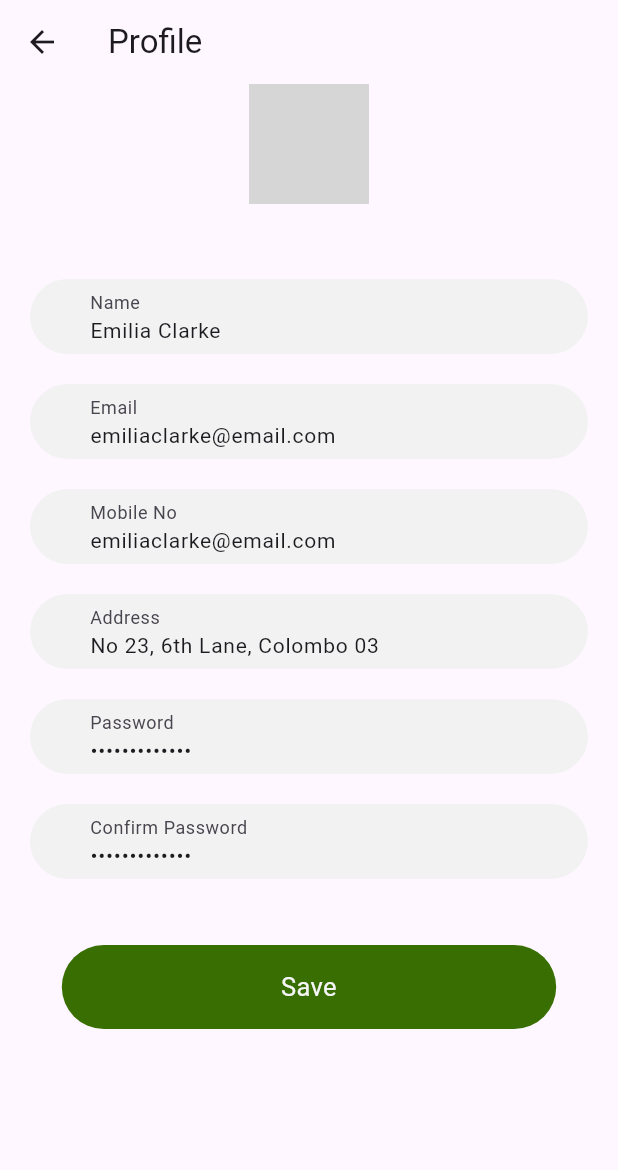
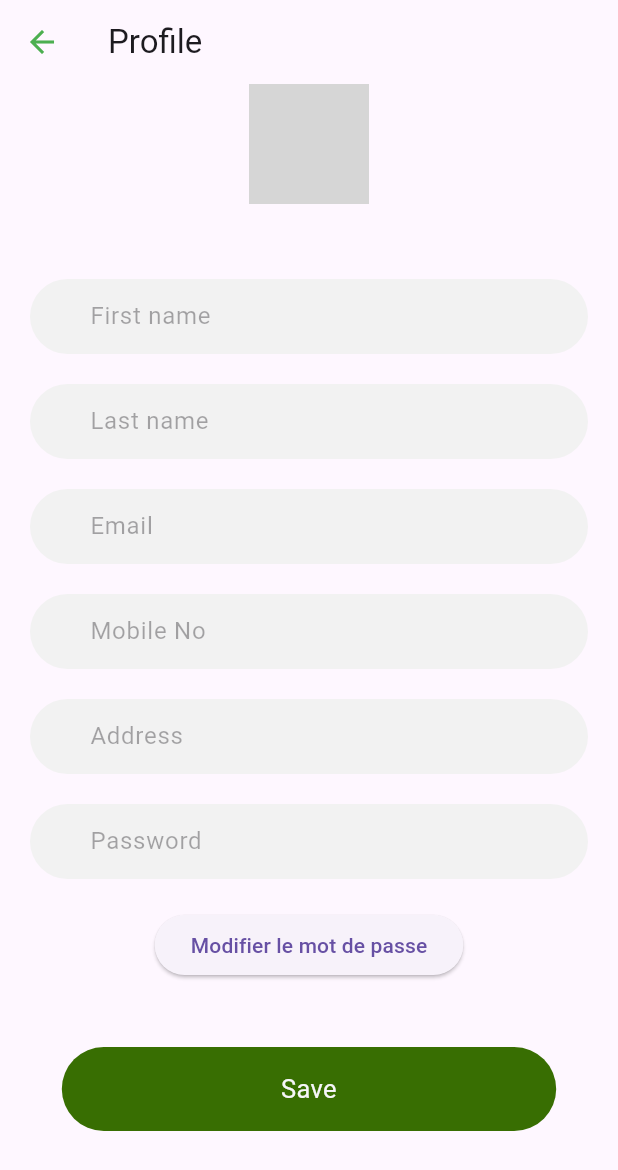
Before and after one commit to JulieMusique/Delivecrous-front, a Flutter app: the MainScreen screen opened directly with empty values, item 4 of the bottom bar chosen, on a phone screen of 412 x 824 dp. Shown: the top 1170 px of the screen. Run offline on Flutter 3.47's test engine with Material 3 defaults, Android fonts, the phone set to English and light mode, and no system bars; our stand-ins replace flutter_svg, lottie, rxdart; missing offline and left inert: bloc_pattern; network calls fail; Roboto replaces fonts that are missing (SF Pro Rounded); project files that could hold a hidden picture were left out; grey boxes are pictures that could not be loaded.

```diff
--- a/flutter_food_delivery_ui_kit-master/lib/home/main_screen.dart
+++ b/flutter_food_delivery_ui_kit-master/lib/home/main_screen.dart
@@ -52,7 +52,7 @@ class _MainScreenState extends State<MainScreen> {
       // Naviguez vers la quatrième page (par exemple, ProfilePage)
       Navigator.pushReplacement(
         context,
-        MaterialPageRoute(builder: (context) => ProfileScreen()),
+        MaterialPageRoute(builder: (context) => ProfileScreen(user:widget.user)),
       );
     }
   }
--- a/flutter_food_delivery_ui_kit-master/lib/login/profile/profile_screen.dart
+++ b/flutter_food_delivery_ui_kit-master/lib/login/profile/profile_screen.dart
@@ -1,10 +1,90 @@
 import 'package:flutter/material.dart';
+import 'package:flutter_ui_food_delivery_app/home/home_screen.dart';
+import 'package:flutter_ui_food_delivery_app/model/User.dart';
 import 'package:flutter_ui_food_delivery_app/widgets/custom_button.dart';
+import 'package:flutter_ui_food_delivery_app/widgets/custom_input.dart';
+import 'package:http/http.dart' as http;
 import '../../utils/colors.dart';
 import '../../utils/helper.dart';
 import '../../utils/routes.dart';
 
-class ProfileScreen extends StatelessWidget {
+class ProfileScreen extends StatefulWidget {
+  User user;
+
+  ProfileScreen({Key? key, required this.user}) : super(key: key);
+
+  @override
+  _ProfileScreenState createState() => _ProfileScreenState();
+}
+
+class _ProfileScreenState extends State<ProfileScreen> {
+  bool isPasswordEnabled = false;
+
+  final TextEditingController passwordController = TextEditingController();
+
+  @override
+  void initState() {
+    super.initState();
+  }
+
+  @override
+  void dispose() {
+    passwordController.dispose();
+    super.dispose();
+  }
+
+  void enablePasswordField() {
+    if (!isPasswordEnabled) {
+      setState(() {
+        isPasswordEnabled = true;
+        print(isPasswordEnabled);
+      });
+    }
+  }
+
+  bool isPasswordValid(String password) {
+    // Utilisation d'une expression régulière pour valider le mot de passe
+    final passwordRegex =
+        RegExp(r'^(?=.*[A-Z])(?=.*\d)(?!.*[&%$#@!])[A-Za-z\d&%$#@!]{8,12}$');
+    return passwordRegex.hasMatch(password);
+  }
+
+  Future<void> saveUser() async {
+    if (isPasswordEnabled) {
+      final password = passwordController.text;
+      if (!isPasswordValid(password)) {
+        ScaffoldMessenger.of(context).showSnackBar(
+          SnackBar(
+            content: Text(
+                'Le mot de passe n\'est pas valide. Le nombre de caractères doit être compris entre 8 et 12 avec une lettre maj minimum.'),
+            backgroundColor: Colors.red,
+          ),
+        );
+        return;
+      }
+      widget.user.password = password;
+      int? id = widget.user.id;
+      final response = await http.put(Uri.parse(
+          'http://localhost:8080/DelivCROUS/users/updatePassword/$id/$password'));
+      if (response.statusCode == 204) {
+        Navigator.pushReplacement(
+          context,
+          MaterialPageRoute(
+            builder: (context) => HomeScreen(user: widget.user),
+          ),
+        );
+      } else {
+        // Gestion d'autres erreurs
+        ScaffoldMessenger.of(context).showSnackBar(
+          SnackBar(
+            content: Text('Erreur lors de la modification du mot de passe.'),
+            backgroundColor: Colors.red,
+          ),
+        );
+      }
+    }
+  }
+
   @override
   Widget build(BuildContext context) {
     return Scaffold(
@@ -13,9 +93,15 @@ class ProfileScreen extends StatelessWidget {
         backgroundColor: Colors.transparent,
         elevation: 0,
         leading: IconButton(
-          icon: Icon(Icons.arrow_back), // Icône de retour
+          icon: Icon(Icons.arrow_back),
+          color: Colors.green, // Icône de retour
           onPressed: () {
-            Navigator.pushNamed(context, Routes.home);
+            Navigator.pushReplacement(
+              context,
+              MaterialPageRoute(
+                builder: (context) => HomeScreen(user: widget.user,),
+              ),
+            );
           }, // Retour à la page précédente
         ),
       ),
@@ -50,8 +136,8 @@ class ProfileScreen extends StatelessWidget {
                                 height: 20,
                                 width: 80,
                                 color: Colors.black.withOpacity(0.3),
-                                child: Image.asset(Helper.getAssetName(
-                                    "camera.png")),
+                                child: Image.asset(
+                                    Helper.getAssetName("camera.png")),
                               ),
                             )
                           ],
@@ -65,8 +151,17 @@ class ProfileScreen extends StatelessWidget {
                       ),
                       // Champ de formulaire personnalisé pour le nom
                       CustomFormInput(
-                        label: "Name",
-                        value: "Emilia Clarke",
+                        label: "First name",
+                        value: widget.user.firstName,
+                        enabled: false,
+                      ),
+                      SizedBox(
+                        height: 20,
+                      ),
+                      CustomFormInput(
+                        label: "Last name",
+                        value: widget.user.lastName,
+                        enabled: false,
                       ),
                       SizedBox(
                         height: 20,
@@ -74,7 +169,8 @@ class ProfileScreen extends StatelessWidget {
                       // Champ de formulaire personnalisé pour l'e-mail
                       CustomFormInput(
                         label: "Email",
-                        value: "emiliaclarke@email.com",
+                        value: widget.user.email,
+                        enabled: false,
                       ),
                       SizedBox(
                         height: 20,
@@ -82,7 +178,8 @@ class ProfileScreen extends StatelessWidget {
                       // Champ de formulaire personnalisé pour le numéro de téléphone mobile
                       CustomFormInput(
                         label: "Mobile No",
-                        value: "emiliaclarke@email.com",
+                        value: widget.user.phone ?? 'Non renseigné',
+                        enabled: false,
                       ),
                       SizedBox(
                         height: 20,
@@ -90,7 +187,8 @@ class ProfileScreen extends StatelessWidget {
                       // Champ de formulaire personnalisé pour l'adresse
                       CustomFormInput(
                         label: "Address",
-                        value: "No 23, 6th Lane, Colombo 03",
+                        value: widget.user.address ?? 'Non renseigné',
+                        enabled: false,
                       ),
                       SizedBox(
                         height: 20,
@@ -98,17 +196,26 @@ class ProfileScreen extends StatelessWidget {
                       // Champ de formulaire personnalisé pour le mot de passe
                       CustomFormInput(
                         label: "Password",
-                        value: "Emilia Clarke",
+                        value: '',
                         isPassword: true,
+                        enabled: false,
                       ),
                       SizedBox(
                         height: 20,
                       ),
-                      // Champ de formulaire personnalisé pour la confirmation du mot de passe
-                      CustomFormInput(
-                        label: "Confirm Password",
-                        value: "Emilia Clarke",
-                        isPassword: true,
+                      Visibility(
+                        child: AppInputText(
+                          controller: passwordController,
+                          hint: "New password",
+                          obscureText: true,
+                        ),
+                        visible: isPasswordEnabled,
+                      ),
+                      ElevatedButton(
+                        onPressed: () {
+                          enablePasswordField();
+                        },
+                        child: Text("Modifier le mot de passe"),
                       ),
                       SizedBox(
                         height: 20,
@@ -119,11 +226,14 @@ class ProfileScreen extends StatelessWidget {
                         borderRadius: 30,
                         fontSize: 17,
                         fontWeight: FontWeight.w600,
-                        onTap: () {
-                          Navigator.pushNamed(context, Routes.home);
+                        onTap: () async {
+                          saveUser();
                         },
                         text: "Save",
                         textColor: athens_gray,
+                      ),
+                      SizedBox(
+                        height: 20,
                       ),
                     ],
                   ),
@@ -143,14 +253,17 @@ class CustomFormInput extends StatelessWidget {
     required String label,
     required String value,
     bool isPassword = false,
+    bool enabled = true,
   })  : _label = label,
         _value = value,
         _isPassword = isPassword,
+        _enabled = enabled,
         super(key: key);
 
-  final String _label; // Libellé du champ de formulaire
-  final String _value; // Valeur du champ de formulaire
-  final bool _isPassword; // Indique si le champ de formulaire est un mot de passe
+  final String _label;
+  final String _value;
+  final bool _isPassword;
+  final bool _enabled;
 
   @override
   Widget build(BuildContext context) {
@@ -163,6 +276,17 @@ class CustomFormInput extends StatelessWidget {
         color: AppColor.placeholderBg, // Couleur de fond du champ de formulaire
       ),
       child: TextFormField(
+        enabled: _enabled,
+        onTap: () {
+          if (!_enabled) {
+            ScaffoldMessenger.of(context).showSnackBar(
+              SnackBar(
+                content: Text(
+                    "Merci de passer par le service client pour modifier cette donnée"),
+              ),
+            );
+          }
+        },
         decoration: InputDecoration(
           border: InputBorder.none,
           labelText: _label, // Libellé du champ de formulaire
@@ -171,7 +295,8 @@ class CustomFormInput extends StatelessWidget {
             bottom: 10,
           ),
         ),
-        obscureText: _isPassword, // Cache le texte si c'est un champ de mot de passe
+        obscureText:
+            _isPassword, // Cache le texte si c'est un champ de mot de passe
         initialValue: _value, // Valeur initiale du champ de formulaire
         style: TextStyle(
           fontSize: 14,
--- a/flutter_food_delivery_ui_kit-master/lib/model/User.dart
+++ b/flutter_food_delivery_ui_kit-master/lib/model/User.dart
@@ -18,7 +18,7 @@ class User {
     this.address,
     this.login,
     required this.password,
-    required this.soldeCarteCrous,
+    required this.soldeCarteCrous
   });
 
   factory User.fromJson(Map<String, dynamic> json) {
@@ -31,7 +31,7 @@ class User {
       address: json['adresse'],
       login: json['login'],
       password: json['password'],
-      soldeCarteCrous: json['solde_carte_crous'] ?? 0,
+      soldeCarteCrous: json['soldeCarteCrous'] ?? 0,
     );
   }
 
@@ -44,7 +44,7 @@ class User {
       'adresse': address,
       'login': login,
       'password': password,
-      'solde_carte_crous': soldeCarteCrous,
+      'soldeCarteCrous': soldeCarteCrous,
     };
   }
 }
```
Also changed, not shown: flutter_food_delivery_ui_kit-master/lib/login/forgot_password_screen.dart (added, +137 -0 lines), flutter_food_delivery_ui_kit-master/lib/login/login_input_screen.dart (+11 -1 lines), flutter_food_delivery_ui_kit-master/lib/login/sign_up_input_screen.dart (+4 -3 lines).
